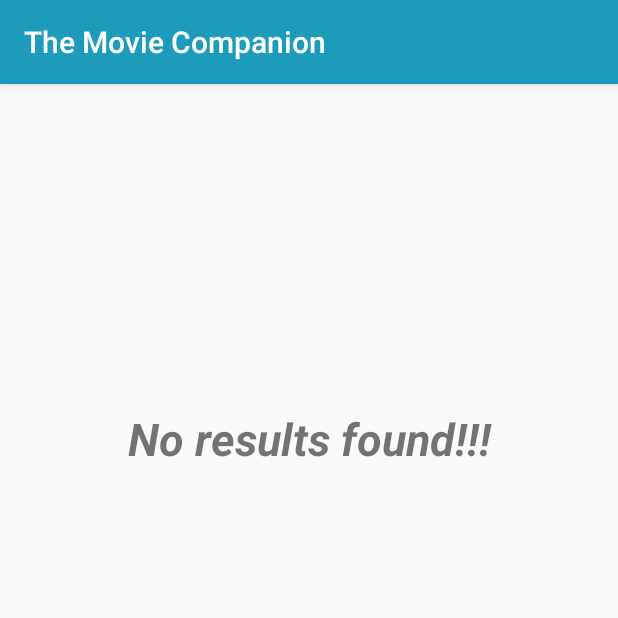
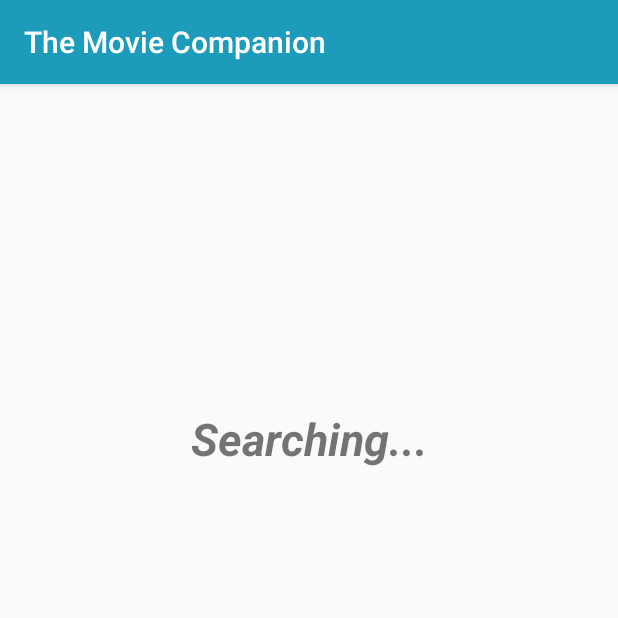
Before and after one commit to TumoM/AAP-Capstone-Movie-Quick-Search, an Android app: the screen it shows after launch (FavouritesActivity), after a tap on an icon or button, on a phone screen of 412 x 824 dp, the top half of it. Run offline under Robolectric (Android 15) with nearby library versions, the phone set to English and light mode, and no system bars; 1 statement that could not run was skipped.

```diff
--- a/Main-Working/app/src/main/java/com/example/android/themoviecompanion/Activities/FavouritesActivity.java
+++ b/Main-Working/app/src/main/java/com/example/android/themoviecompanion/Activities/FavouritesActivity.java
@@ -27,12 +27,20 @@ public class FavouritesActivity extends AppCompatActivity {
     private TextView noResultTextView;
 
     @Override
+    protected void onPostResume() {
+        super.onPostResume();
+        if (movieList != null){movieList.clear();}
+        movieList.addAll((ArrayList<DbMovie>) db.getAllFavouriteMovies());
+        favouritesRecyclerViewAdapter.notifyDataSetChanged();
+    }
+
+    @Override
     protected void onCreate(Bundle savedInstanceState) {
         super.onCreate(savedInstanceState);
         setContentView(R.layout.activity_results);
 
         recyclerView = (RecyclerView) findViewById(R.id.displayRV);
-        noResultTextView = (TextView) findViewById(R.id.noResultsTextView);
+        noResultTextView = (TextView) findViewById(R.id.statusResultsTextView);
 
         movieList = new ArrayList<>();
         db = new DatabaseHelper(this);
--- a/Main-Working/app/src/main/java/com/example/android/themoviecompanion/Activities/SearchActivity.java
+++ b/Main-Working/app/src/main/java/com/example/android/themoviecompanion/Activities/SearchActivity.java
@@ -92,7 +92,6 @@ public class SearchActivity extends AppCompatActivity{
     // Handles clicks to go to Favourites Activity
     public void favouriteClick(View view){
         // TODO 1 Implement favouriteClick() method
-        Toast.makeText(this, "Going to favourites", Toast.LENGTH_SHORT).show();
         Intent intent = new Intent(this, FavouritesActivity.class);
         startActivity(intent);
     }
--- a/Main-Working/app/src/main/java/com/example/android/themoviecompanion/DataBase/DatabaseHelper.java
+++ b/Main-Working/app/src/main/java/com/example/android/themoviecompanion/DataBase/DatabaseHelper.java
@@ -160,7 +160,7 @@ public class DatabaseHelper extends SQLiteOpenHelper {
 
     public void deleteMovie(int id) {
         SQLiteDatabase db = this.getWritableDatabase();
-        db.delete(DbMovie.TABLE_NAME, id + " = ?",
+        db.delete(DbMovie.TABLE_NAME, DbMovie.COLUMN_ID + " = ?",
                 new String[]{String.valueOf(id)});
         db.close();
     }
--- a/Main-Working/app/src/main/res/layout/activity_results.xml
+++ b/Main-Working/app/src/main/res/layout/activity_results.xml
@@ -7,15 +7,15 @@
     tools:context=".Activities.ResultsActivity">
 
     <TextView
-        android:id="@+id/noResultsTextView"
+        android:id="@+id/statusResultsTextView"
         android:layout_width="0dp"
         android:layout_height="0dp"
         android:layout_marginTop="200dp"
-        android:text="No results found!!!"
+        android:text="Searching..."
         android:textAlignment="center"
         android:textSize="30sp"
         android:textStyle="bold|italic"
-        android:visibility="invisible"
+        android:visibility="visible"
         app:layout_constraintBottom_toBottomOf="parent"
         app:layout_constraintEnd_toEndOf="parent"
         app:layout_constraintStart_toStartOf="parent"
--- a/Main-Working/app/src/main/res/layout/activity_search.xml
+++ b/Main-Working/app/src/main/res/layout/activity_search.xml
@@ -33,6 +33,7 @@
         android:layout_marginEnd="8dp"
         android:layout_marginBottom="8dp"
         android:onClick="onSearchClick"
+        android:focusable="true"
         android:text="Search"
         app:layout_constraintBottom_toTopOf="@+id/favouritesFAB"
         app:layout_constraintEnd_toEndOf="parent"
@@ -84,6 +85,6 @@
         app:layout_constraintBottom_toBottomOf="parent"
         app:layout_constraintEnd_toEndOf="parent"
         app:srcCompat="@android:drawable/btn_star_big_on"
-        android:focusable="true" />
+        android:focusable="false" />
 
 </android.support.constraint.ConstraintLayout>
```
Also changed, not shown: Main-Working/app/src/main/java/com/example/android/themoviecompanion/Activities/ResultsActivity2.java (+4 -5 lines), Main-Working/app/src/main/java/com/example/android/themoviecompanion/Utils/JSONhelper.java (+5 -3 lines), Main-Working/app/src/main/res/layout/activity_details.xml (+7 -5 lines).
